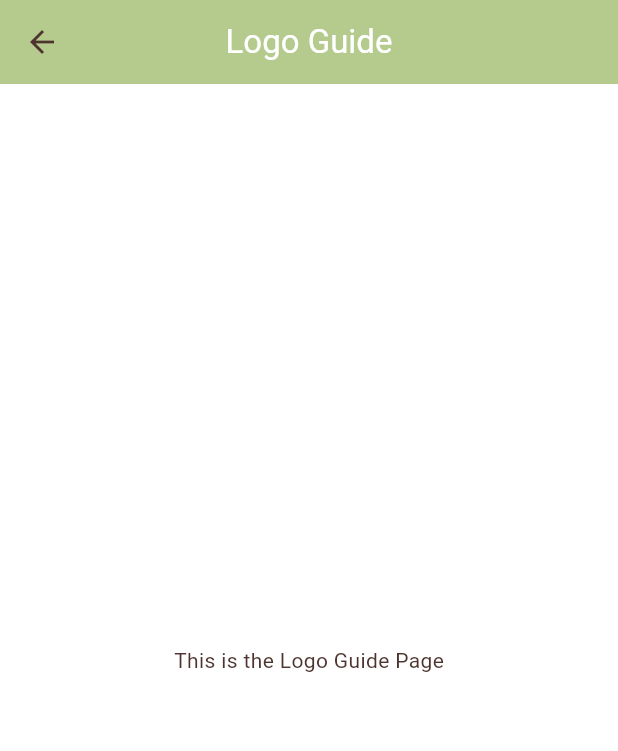
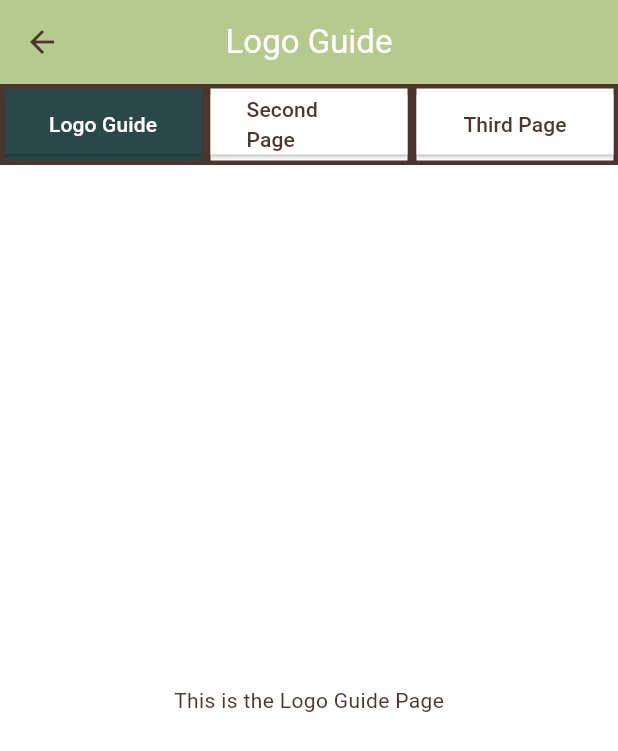
Before and after one commit to Choggsy/recycling_flutter_app, a Flutter app: the LogoGuidePage screen opened directly, on a phone screen of 412 x 824 dp. Shown: the top 751 px of the screen. Run offline on Flutter 3.47's test engine with Material 3 defaults, Android fonts, the phone set to English and light mode, and no system bars.

Commit message:
22.04.25 : logo top navigation bar reusing tile object

```diff
--- a/lib/component/mosaic_buttons.dart
+++ b/lib/component/mosaic_buttons.dart
@@ -1,11 +1,11 @@
 import 'package:flutter/material.dart';
 import 'package:flutter_staggered_grid_view/flutter_staggered_grid_view.dart';
-import 'package:recycling_flutter_app/component/tile_button.dart' show TileButton;
+import 'package:recycling_flutter_app/component/tile_button.dart' show TileButton, GetPageCallback;
 import '../helper/grid_helper.dart' show GridHelper;
 import '../properties/device_view_vector.dart' show ScreenConfig, ViewType;
 
 class MosaicButtons {
-  static Widget buildMosaicGrid(final BuildContext context, final List labels, final Function getPage) {
+  static Widget buildMosaicGrid(final BuildContext context, final List<String> labels, final GetPageCallback getPage) {
     final ViewType viewType = ScreenConfig.getViewType(MediaQuery.of(context).size.width);
 
     return StaggeredGrid.count(
@@ -16,7 +16,7 @@ class MosaicButtons {
     );
   }
 
-  static List<Widget> _buildMosaicButtons(final List labels, final Function getPage, final ViewType viewType) {
+  static List<Widget> _buildMosaicButtons(final List<String> labels, final GetPageCallback getPage, final ViewType viewType) {
     return labels.asMap().entries.map((entry) {
       final int index = entry.key;
       final int patternIndex = index % 5;
--- a/lib/component/tile_button.dart
+++ b/lib/component/tile_button.dart
@@ -1,41 +1,39 @@
 import 'package:flutter/material.dart';
+import '../helper/button_helper.dart' show TileButtonStyles;
 import '../properties/app_theme.dart' show AppColors;
+
+typedef GetPageCallback = Widget Function(int index);
 
 class TileButton extends StatelessWidget {
   final String label;
   final int index;
-  final Function getPage;
+  final GetPageCallback getPage;
+  final Color activeColor;
 
   const TileButton({
     required this.label,
     required this.index,
     required this.getPage,
+    this.activeColor = AppColors.background,
     super.key,
   });
 
   @override
   Widget build(BuildContext context) {
+    final bool isActive = activeColor != AppColors.background;
+
     return Container(
-      decoration: BoxDecoration(
-        border: Border.all(color: AppColors.darkBrown, width: 3.0),
-        color: AppColors.background, // Use theme color
-      ),
+      decoration: TileButtonStyles.containerDecoration(isActive, activeColor),
       child: ElevatedButton(
         key: Key(label),
-        style: ElevatedButton.styleFrom(
-          foregroundColor: AppColors.darkBrown,
-          backgroundColor: AppColors.background,
-          shape: RoundedRectangleBorder(
-            borderRadius: BorderRadius.zero, // No rounded corners
-          ),
-        ),
+        style: TileButtonStyles.buttonStyle(isActive, activeColor),
         onPressed: () {
           Navigator.push(
             context,
             MaterialPageRoute(builder: (context) => getPage(index)),
           );
         },
-        child: Text(label), // TODO : Replace with actual button labels
+        child: Text(label),
       ),
     );
   }
--- /dev/null
+++ b/lib/helper/button_helper.dart
@@ -0,0 +1,21 @@
+import 'package:flutter/material.dart';
+import '../properties/app_theme.dart' show AppColors;
+
+class TileButtonStyles {
+  static BoxDecoration containerDecoration(bool isActive, Color activeColor) {
+    return BoxDecoration(
+      border: Border.all(color: AppColors.darkBrown, width: 3.0),
+      color: isActive ? activeColor : AppColors.background,
+    );
+  }
+
+  static ButtonStyle buttonStyle(bool isActive, Color activeColor) {
+    return ElevatedButton.styleFrom(
+      foregroundColor: isActive ? AppColors.background : AppColors.darkBrown,
+      backgroundColor: isActive ? activeColor : AppColors.background,
+      shape: RoundedRectangleBorder(
+        borderRadius: BorderRadius.zero,
+      ),
+    );
+  }
+}
--- a/lib/view/guidelines_page.dart
+++ b/lib/view/guidelines_page.dart
@@ -1,6 +1,6 @@
 import 'package:flutter/material.dart';
 import 'package:recycling_flutter_app/component/bottom_navigation_bar.dart' show CustomBottomNavigationBar;
-import 'package:recycling_flutter_app/component/tile_button.dart';
+import 'package:recycling_flutter_app/component/tile_button.dart' show TileButton, GetPageCallback;
 import 'package:recycling_flutter_app/component/top_app_bar.dart' show CustomAppBar;
 import '../helper/get_material_page.dart' show getMaterialPage;
 import '../helper/get_page.dart';
@@ -48,7 +48,7 @@ class GuidelinesPage extends StatelessWidget {
     );
   }
 
-  Widget buildTileButton(String label, int index, Function getPage) {
+  Widget buildTileButton(final String label, final int index, final GetPageCallback getPage) {
     return SizedBox(
       width: double.infinity,
       height: 110.0, // Adjust the height as needed
--- a/lib/view/logo_guide_page.dart
+++ b/lib/view/logo_guide_page.dart
@@ -1,4 +1,7 @@
 import 'package:flutter/material.dart';
+import '../component/tile_button.dart' show TileButton;
+import '../helper/get_logo_page.dart' show getLogoPage;
+import '../properties/app_theme.dart' show AppColors;
 
 class LogoGuidePage extends StatelessWidget {
   const LogoGuidePage({super.key});
@@ -9,8 +12,40 @@ class LogoGuidePage extends StatelessWidget {
       appBar: AppBar(
         title: Text('Logo Guide'),
       ),
-      body: Center(
-        child: Text('This is the Logo Guide Page'),
+      body: Column(
+        children: [
+          Row(
+            children: [
+              Expanded(
+                child: TileButton(
+                  label: 'Logo Guide',
+                  index: 0,
+                  getPage: getLogoPage,
+                  activeColor: AppColors.darkGreen,
+                ),
+              ),
+              Expanded(
+                child: TileButton(
+                  label: 'Second Page',
+                  index: 1,
+                  getPage: getLogoPage,
+                ),
+              ),
+              Expanded(
+                child: TileButton(
+                  label: 'Third Page',
+                  index: 2,
+                  getPage: getLogoPage,
+                ),
+              ),
+            ],
+          ),
+          Expanded(
+            child: Center(
+              child: Text('This is the Logo Guide Page'),
+            ),
+          ),
+        ],
       ),
     );
   }
```
Also changed, not shown: lib/helper/get_logo_page.dart (added, +16 -0 lines), 1 other file.
